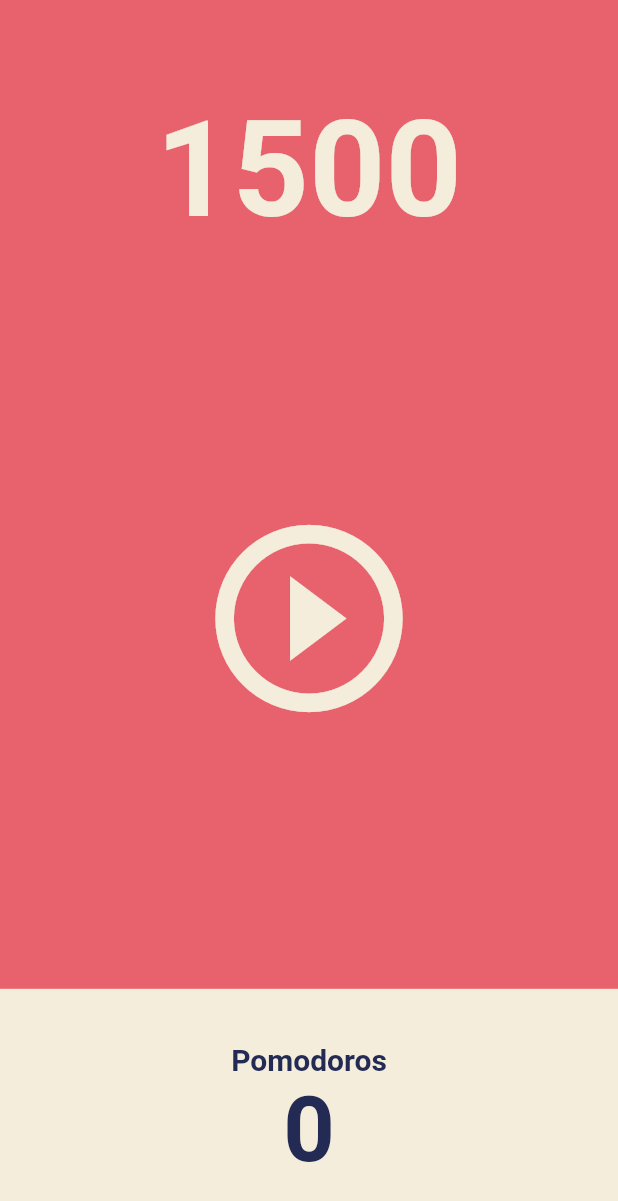
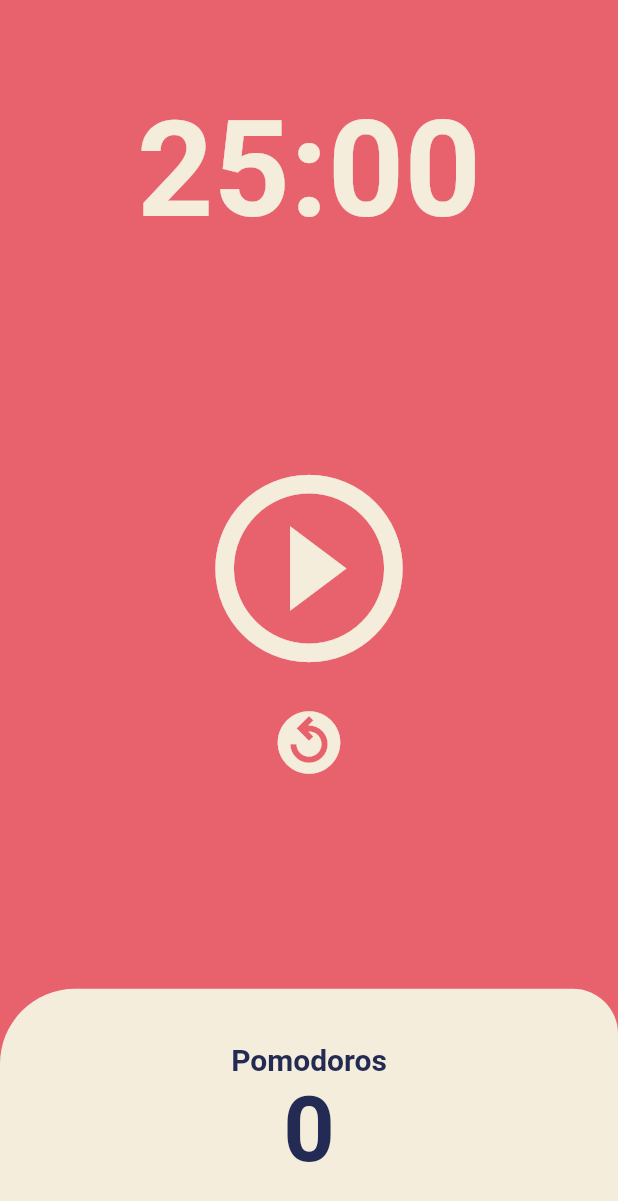
Before and after one commit to hwangtaewook/pomodoro, a Flutter app: the screen it shows after launch, on a phone screen of 412 x 824 dp. Shown: the top 1201 px of the screen. Run offline on Flutter 3.47's test engine with Material 2 defaults, Android fonts, the phone set to English and light mode, and no system bars.

```diff
--- a/lib/main.dart
+++ b/lib/main.dart
@@ -19,9 +19,10 @@ class _MyAppState extends State<App> {
     return MaterialApp(
       title: 'Flutter Demo',
       theme: ThemeData(
-        backgroundColor: const Color(0xFFE7626C),
+        colorScheme:
+            ColorScheme.fromSwatch(backgroundColor: const Color(0xFFE7626C)),
         textTheme: const TextTheme(
-          headline1: TextStyle(
+          displayLarge: TextStyle(
             color: Color(0xFF232B55),
           ),
         ),
--- a/lib/screen/home_screen.dart
+++ b/lib/screen/home_screen.dart
@@ -9,14 +9,26 @@ class HomeScreen extends StatefulWidget {
 }
 
 class _HomeScreenState extends State<HomeScreen> {
-  int totalSeconds = 1500;
+  static const twentyFiveMinute = 1500;
+  int totalSeconds = twentyFiveMinute;
   bool isRunning = false;
+  bool isReset = false;
+  int totalPomodoros = 0;
   late Timer timer;
 
   void onTick(Timer timer) {
+    if (totalSeconds == 0) {
+      setState(() {
+        totalSeconds = twentyFiveMinute;
+        totalPomodoros += 1;
+        isRunning = false;
+      });
+      timer.cancel();
+    } else {
       setState(() {
         totalSeconds -= 1;
       });
+    }
   }
 
   void onStratPressed() {
@@ -26,6 +38,7 @@ class _HomeScreenState extends State<HomeScreen> {
     );
     setState(() {
       isRunning = true;
+      isReset = false;
     });
   }
 
@@ -36,10 +49,23 @@ class _HomeScreenState extends State<HomeScreen> {
     });
   }
 
+  void onResetPressd() {
+    setState(() {
+      totalSeconds = twentyFiveMinute;
+      timer.cancel();
+      isReset = true;
+    });
+  }
+
+  String format(int seconds) {
+    var duration = Duration(seconds: seconds);
+    return duration.toString().substring(2, 7);
+  }
+
   @override
   Widget build(BuildContext context) {
     return Scaffold(
-      backgroundColor: Theme.of(context).backgroundColor,
+      backgroundColor: Theme.of(context).colorScheme.background,
       body: Column(
         children: [
           Flexible(
@@ -47,7 +73,7 @@ class _HomeScreenState extends State<HomeScreen> {
             child: Container(
               alignment: Alignment.bottomCenter,
               child: Text(
-                '$totalSeconds',
+                format(totalSeconds),
                 style: TextStyle(
                   color: Theme.of(context).cardColor,
                   fontSize: 89,
@@ -58,15 +84,36 @@ class _HomeScreenState extends State<HomeScreen> {
           ),
           Flexible(
             flex: 3,
-            child: Center(
+            child: Column(
+              mainAxisAlignment: MainAxisAlignment.center,
+              children: [
+                Center(
                   child: IconButton(
                     iconSize: 150,
                     color: Theme.of(context).cardColor,
-                onPressed: isRunning ? onPausePressed : onStratPressed,
-                icon: Icon(isRunning
+                    onPressed: isReset
+                        ? onStratPressed
+                        : isRunning
+                            ? onPausePressed
+                            : onStratPressed,
+                    icon: Icon(isReset
+                        ? Icons.play_circle_outline
+                        : isRunning
                             ? Icons.pause_circle_outline
                             : Icons.play_circle_outline),
                   ),
+                ),
+                Center(
+                  child: IconButton(
+                    iconSize: 50,
+                    color: Theme.of(context).cardColor,
+                    onPressed: onResetPressd,
+                    icon: const Icon(
+                      Icons.replay_circle_filled_outlined,
+                    ),
+                  ),
+                ),
+              ],
             ),
           ),
           Flexible(
@@ -77,6 +124,10 @@ class _HomeScreenState extends State<HomeScreen> {
                   child: Container(
                     decoration: BoxDecoration(
                       color: Theme.of(context).cardColor,
+                      borderRadius: const BorderRadius.only(
+                        topRight: Radius.circular(30),
+                        topLeft: Radius.circular(50),
+                      ),
                     ),
                     child: Column(
                       mainAxisAlignment: MainAxisAlignment.center,
@@ -86,15 +137,17 @@ class _HomeScreenState extends State<HomeScreen> {
                           style: TextStyle(
                             fontSize: 20,
                             fontWeight: FontWeight.w600,
-                            color: Theme.of(context).textTheme.headline1!.color,
+                            color:
+                                Theme.of(context).textTheme.displayLarge!.color,
                           ),
                         ),
                         Text(
-                          '0',
+                          '$totalPomodoros',
                           style: TextStyle(
                             fontSize: 60,
                             fontWeight: FontWeight.w600,
-                            color: Theme.of(context).textTheme.headline1!.color,
+                            color:
+                                Theme.of(context).textTheme.displayLarge!.color,
                           ),
                         ),
                       ],
```
Also changed, not shown: pubspec.lock, 1 other file. Lines whose indentation alone changed are shown as unchanged.
